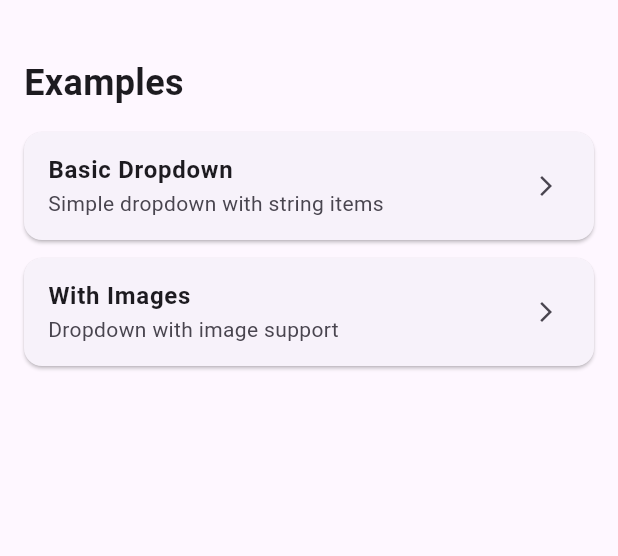
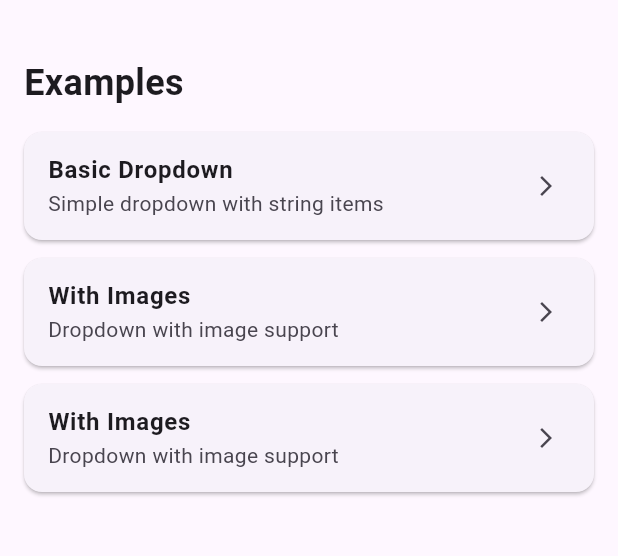
Before and after one commit to darbazrasul/smooth-dropdown-with-search, a Flutter app: the screen it shows after launch, on a phone screen of 412 x 824 dp, the part 63-619 px from its top. Run offline on Flutter 3.47's test engine with Material 3 defaults, Android fonts, the phone set to English and light mode, and no system bars; our stand-ins replace cached_network_image, flutter_hooks, flutter_screenutil, shimmer.

Commit message:
زایادکردنی نموونەی سێیەم لەگەل ستایل

```diff
--- a/lib/screen/home_page.dart
+++ b/lib/screen/home_page.dart
@@ -2,6 +2,7 @@ import 'package:flutter/material.dart';
 import 'package:flutter_screenutil/flutter_screenutil.dart';
 import 'package:smooth_dropdown_with_search/example/basic_example.dart';
 import 'package:smooth_dropdown_with_search/example/image_example.dart';
+import 'package:smooth_dropdown_with_search/example/styled_example.dart';
 
 class MyApp extends StatelessWidget {
   const MyApp({super.key});
@@ -47,6 +48,21 @@ class MyApp extends StatelessWidget {
                     );
                   },
                 ),
+                Builder(
+                  builder: (innerCtx) {
+                    return _buildExampleCard(
+                      innerCtx,
+                      'With Images',
+                      'Dropdown with image support',
+                      () => Navigator.push(
+                        innerCtx,
+                        MaterialPageRoute(
+                          builder: (_) => const StyledExample(),
+                        ),
+                      ),
+                    );
+                  },
+                ),
               ],
             ),
           ),
```
Also changed, not shown: lib/example/styled_example.dart (added, +53 -0 lines).
